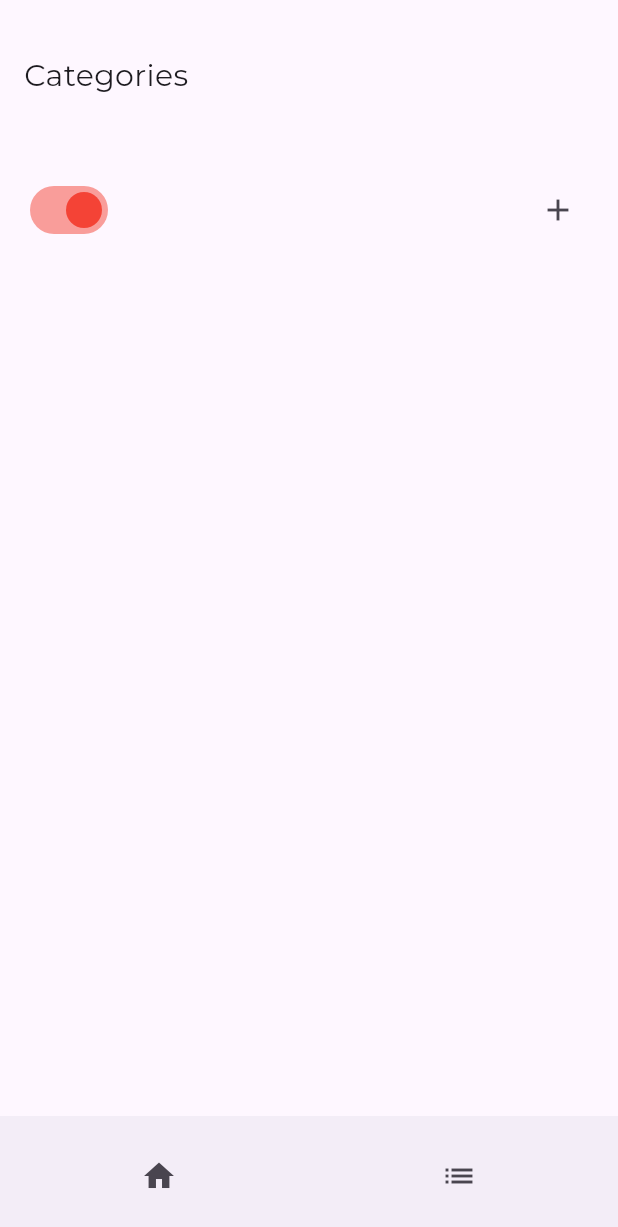
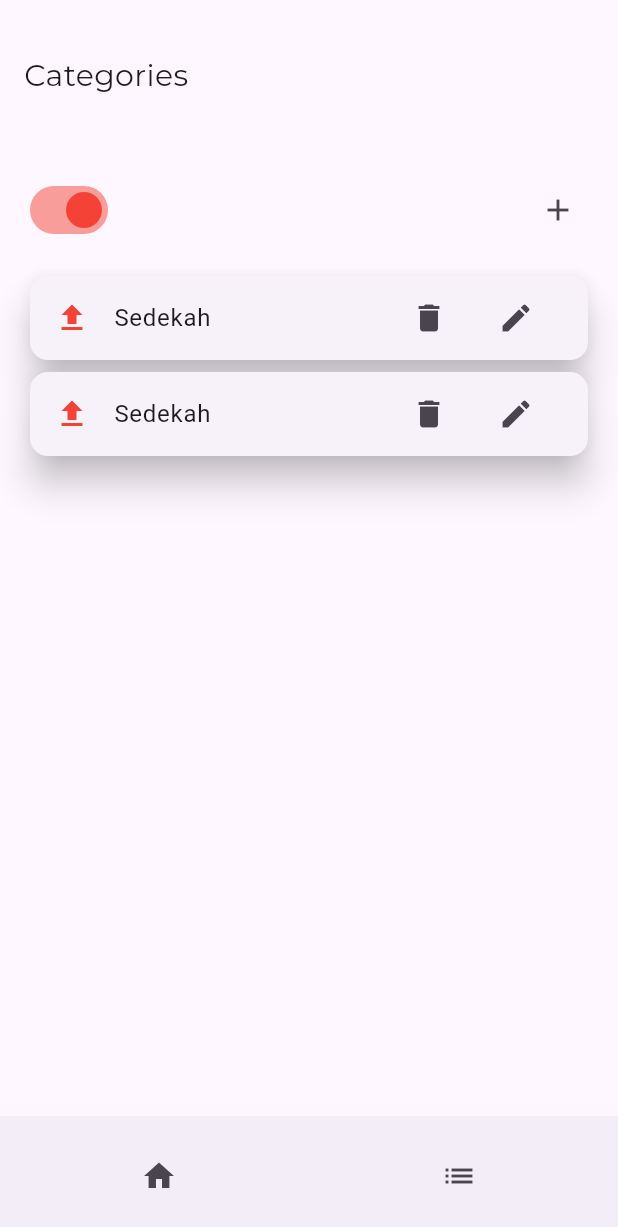
Before and after one commit to seviadwiyanti/uangku, a Flutter app: the screen it shows after launch, after a tap on the "list" icon, on a phone screen of 412 x 824 dp. Shown: the top 1227 px of the screen. Run offline on Flutter 3.47's test engine with Material 3 defaults, Android fonts, the phone set to English and light mode, and no system bars; our stand-ins replace google_fonts; missing offline and left inert: calendar_appbar.

Commit message:
update list category

```diff
--- a/lib/pages/category_page.dart
+++ b/lib/pages/category_page.dart
@@ -9,6 +9,7 @@ class CategoryPage extends StatefulWidget {
 }
 
 class _CategoryPageState extends State<CategoryPage> {
+  bool isExpense = true;
   @override
   Widget build(BuildContext context) {
     return SafeArea(
@@ -20,8 +21,12 @@ class _CategoryPageState extends State<CategoryPage> {
             mainAxisAlignment: MainAxisAlignment.spaceBetween,
             children: [
               Switch(
-                value: true,
-                onChanged: (bool value) {},
+                value: isExpense,
+                onChanged: (bool value) {
+                  setState(() {
+                    isExpense = value;
+                  });
+                },
                 inactiveTrackColor: Colors.green[200],
                 inactiveThumbColor: Colors.green,
                 activeColor: Colors.red,
@@ -29,6 +34,46 @@ class _CategoryPageState extends State<CategoryPage> {
               IconButton(onPressed: () {}, icon: Icon(Icons.add))
             ],
           ),
+        ),
+        Padding(
+          padding: const EdgeInsets.symmetric(horizontal: 16),
+          child: Card(
+            elevation: 10,
+            child: ListTile(
+              leading: (isExpense)
+                  ? Icon(Icons.upload, color: Colors.red)
+                  : Icon(Icons.download, color: Colors.green),
+              title: Text("Sedekah"),
+              trailing: Row(
+                mainAxisSize: MainAxisSize.min,
+                children: [
+                  IconButton(onPressed: () {}, icon: Icon(Icons.delete)),
+                  SizedBox(width: 10),
+                  IconButton(onPressed: () {}, icon: Icon(Icons.edit))
+                ],
+              ),
+            ),
+          ),
+        ),
+        Padding(
+          padding: const EdgeInsets.symmetric(horizontal: 16),
+          child: Card(
+            elevation: 10,
+            child: ListTile(
+              leading: (isExpense)
+                  ? Icon(Icons.upload, color: Colors.red)
+                  : Icon(Icons.download, color: Colors.green),
+              title: Text("Sedekah"),
+              trailing: Row(
+                mainAxisSize: MainAxisSize.min,
+                children: [
+                  IconButton(onPressed: () {}, icon: Icon(Icons.delete)),
+                  SizedBox(width: 10),
+                  IconButton(onPressed: () {}, icon: Icon(Icons.edit))
+                ],
+              ),
+            ),
+          ),
         )
       ],
     ));
```
